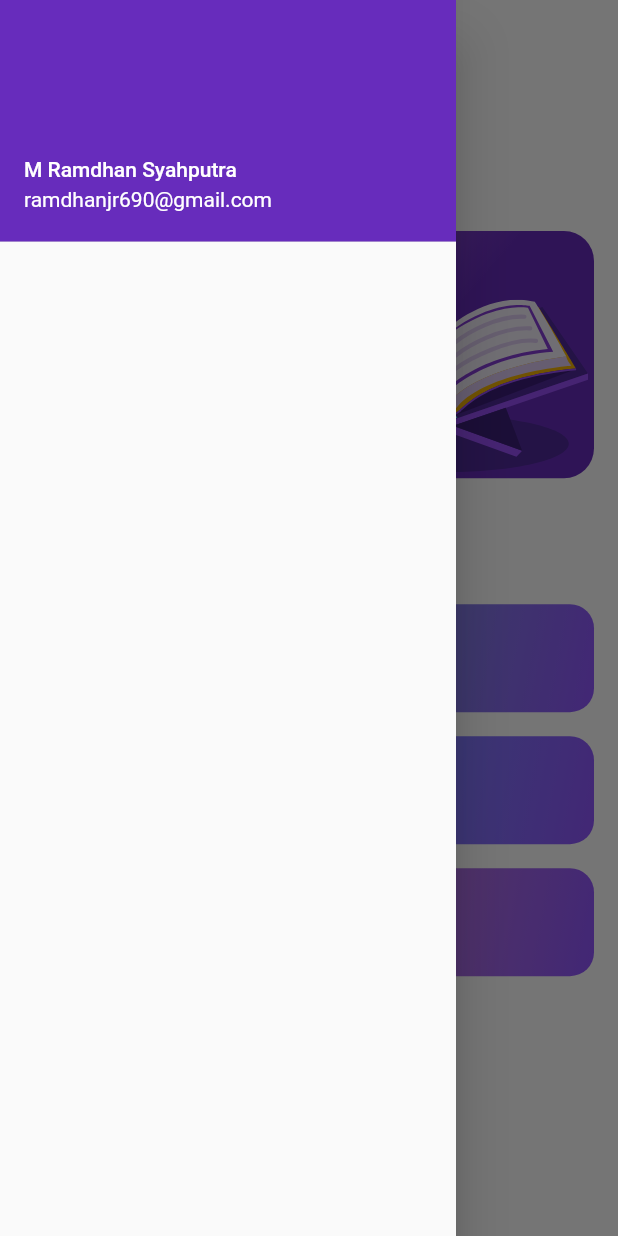
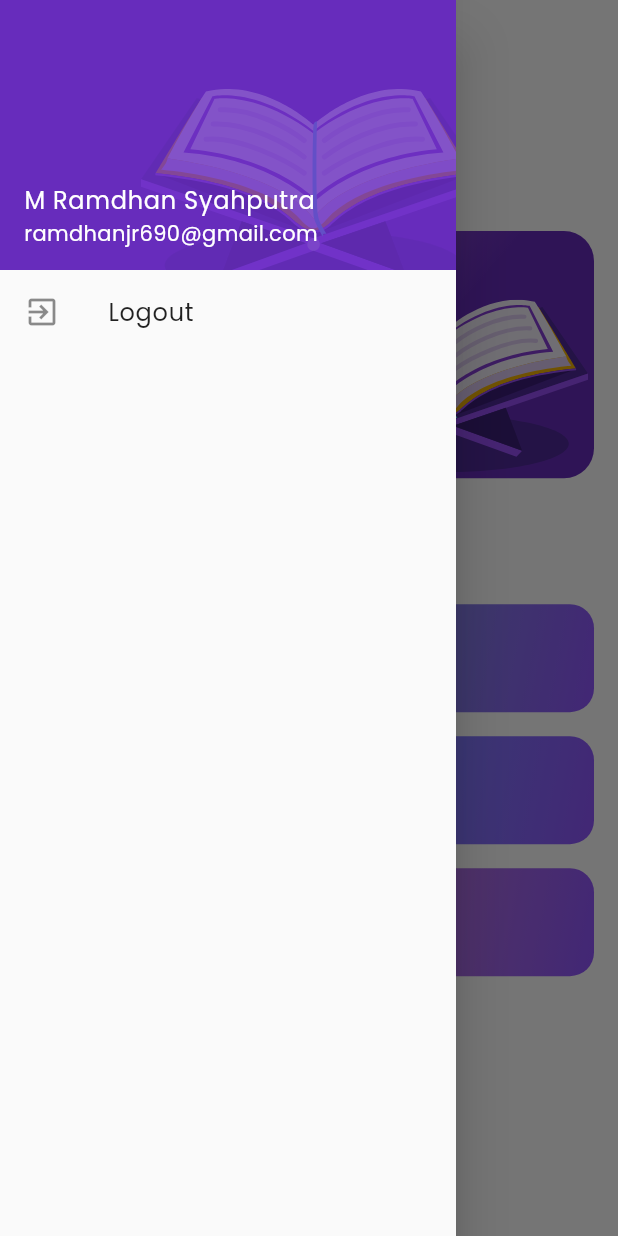
Before and after one commit to ramdhanjr11/Holy-Quran-App, a Flutter app: the HomePage screen opened by its route, with the side drawer open, on a phone screen of 412 x 824 dp. Run offline on Flutter 3.47's test engine with Material 2 defaults, Android fonts, the phone set to English and light mode, and no system bars; our stand-ins replace bloc, dartz, equatable, flutter_bloc, flutter_svg, get_it and 4 more; missing offline and left inert: flutter_timeline_calendar; accounts and stored records are empty.

Commit message:
ui: add drawer ui for logout, username, and email

```diff
--- a/lib/presentation/ui/home_page.dart
+++ b/lib/presentation/ui/home_page.dart
@@ -38,13 +38,45 @@ class _HomePageState extends State<HomePage> {
       drawer: Drawer(
         child: ListView(
           children: [
-            UserAccountsDrawerHeader(
-              accountName: const Text('M Ramdhan Syahputra'),
-              accountEmail: const Text('ramdhanjr690@gmail.com'),
-              decoration: BoxDecoration(
-                color: appLightPrimaryColor,
+            Container(
+              height: 180,
+              color: appLightPrimaryColor,
+              child: Stack(
+                clipBehavior: Clip.antiAlias,
+                children: [
+                  Positioned(
+                    bottom: -20,
+                    right: -20,
+                    child: Opacity(
+                      opacity: .2,
+                      child: SvgPicture.asset(
+                        'assets/quran_item.svg',
+                        width: 230,
+                      ),
+                    ),
+                  ),
+                  Align(
+                    alignment: Alignment.bottomCenter,
+                    child: ListTile(
+                      title: Text(
+                        'M Ramdhan Syahputra',
+                        style:
+                            textTheme.bodyLarge!.copyWith(color: Colors.white),
+                      ),
+                      subtitle: Text(
+                        'ramdhanjr690@gmail.com',
+                        style:
+                            textTheme.bodyMedium!.copyWith(color: Colors.white),
+                      ),
+                    ),
+                  )
+                ],
               ),
             ),
+            const ListTile(
+              leading: Icon(Icons.exit_to_app),
+              title: Text('Logout'),
+            )
           ],
         ),
       ),
```
